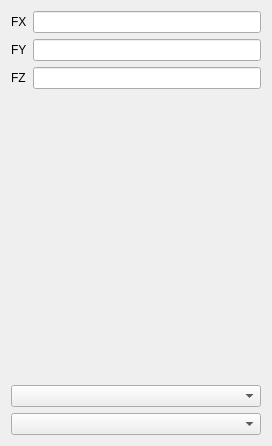
asd977/base_cae, file plugins/Base_PhysicalField/LinearForcePage.ui: the form before one commit.
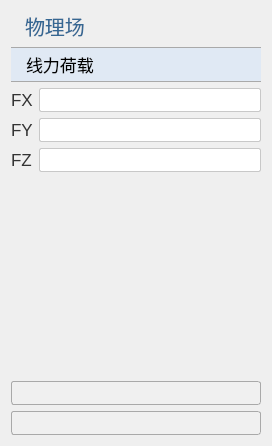
The form after the commit. Icons and pictures are not drawn.

Commit message: style: unify Base_PhysicalField ui page headers and spacing

```diff
--- a/plugins/Base_PhysicalField/LinearForcePage.ui
+++ b/plugins/Base_PhysicalField/LinearForcePage.ui
@@ -13,8 +13,127 @@
   <property name="windowTitle">
    <string>Form</string>
   </property>
+  <property name="styleSheet">
+   <string notr="true">QWidget{
+font-family: &quot;Microsoft YaHei&quot;, &quot;微软雅黑&quot;;
+}
+QPushButton#pushButton {
+    background-color: rgb(224, 233, 244);
+    border-width: 1px;
+    border-color: rgb(121, 121, 121);
+    border-style: solid;
+    height: 33px;
+    border-top: 1px solid rgb(169, 169, 169); /* 上边框为灰色 */
+    border-bottom: 1px solid rgb(169, 169, 169); /* 下边框为灰色 */
+    border-left: none; /* 移除左边框 */
+    border-right: none;
+    text-align: left;
+	padding-left: 15px;
+	font-size: 17px;
+	border-style: solid;
+}
+QLabel {
+    font-family: &quot;Microsoft YaHei&quot;, &quot;微软雅黑&quot;;
+    font-size: 17px;
+    text-align: left;
+    color: rgb(51, 51, 51);
+    white-space: nowrap;
+    line-height: 50px;
+    position: absolute;
+    top: 0px;
+    left: 0px;
+}
+QLabel#pageNameLabel {
+    font-size: 20px;
+    font-family: &quot;Microsoft YaHei&quot;, 微软雅黑;
+    text-align: left;
+	padding-left:9px;
+    color: rgb(53, 103, 147);
+}
+QLineEdit {
+    border: 1px solid rgb(200, 200, 200); /* 设置边框为淡灰色 */
+    border-radius: 2px; /* 设置圆角半径为 5 像素 */
+	font-size: 17px;
+}
+QLineEdit:focus {
+    border-color: rgb(100, 100, 255); /* 设置焦点时的边框颜色为蓝色 */
+    outline: none; /* 去掉默认的焦点边框 */
+}
+QComboBox {
+    font-family: &quot;Microsoft YaHei&quot;, 微软雅黑;
+    font-size: 17px;
+    text-align: left;
+    color: rgb(51, 51, 51);
+    padding-left:6px;
+    background: rgb(240, 240, 240);
+    border: 1px solid rgb(169, 169, 169);
+    border-radius: 3px; /* 设置边框的圆角半径为5像素 */
+}
+QComboBox::drop-down {
+    background: rgb(240, 240, 240);
+}
+QComboBox::down-arrow {
+    image: url(:/resources/down_arrow.png); /* 替换下拉箭头图标 */
+}
+/*QCombobox右侧按钮*/
+QComboBox::drop-down {
+    subcontrol-origin: padding;
+    subcontrol-position: top right;/*放于右方顶部*/
+    border-top-right-radius: 3px;/*设置边框圆角*/
+    border-bottom-right-radius: 3px;
+}
+QLineEdit {
+    border: 1px solid rgb(200, 200, 200); /* 设置边框为淡灰色 */
+    border-radius: 2px; /* 设置圆角半径为 5 像素 */
+	font-size: 17px;
+}
+QLineEdit:focus {
+    border-color: rgb(100, 100, 255); /* 设置焦点时的边框颜色为蓝色 */
+    outline: none; /* 去掉默认的焦点边框 */
+}
+
+QRadioButton {
+    font-size: 17px; /* 设置字体大小为 14 像素 */
+}
+
+QCheckBox {
+    font-size: 17px; /* 设置字体大小为 14 像素 */
+}
+
+QGroupBox{
+    font-size: 17px; /* 设置字体大小为 14 像素 */   
+}
+
+</string>
+  </property>
   <layout class="QGridLayout" name="gridLayout">
-   <item row="3" column="1">
+   <item row="0" column="0" colspan="2">
+    <widget class="QLabel" name="pageNameLabel">
+     <property name="sizePolicy">
+      <sizepolicy hsizetype="Preferred" vsizetype="Fixed">
+       <horstretch>0</horstretch>
+       <verstretch>0</verstretch>
+      </sizepolicy>
+     </property>
+     <property name="text">
+      <string>物理场</string>
+     </property>
+    </widget>
+   </item>
+   <item row="1" column="0" colspan="2">
+    <widget class="QPushButton" name="pushButton">
+     <property name="sizePolicy">
+      <sizepolicy hsizetype="Ignored" vsizetype="Fixed">
+       <horstretch>0</horstretch>
+       <verstretch>0</verstretch>
+      </sizepolicy>
+     </property>
+     <property name="text">
+      <string>线力荷载</string>
+     </property>
+    </widget>
+   </item>
+   <item row="5" column="1">
     <spacer name="verticalSpacer">
      <property name="orientation">
       <enum>Qt::Orientation::Vertical</enum>
@@ -27,40 +146,40 @@
      </property>
     </spacer>
    </item>
-   <item row="2" column="1">
+   <item row="4" column="1">
     <widget class="QLineEdit" name="lineEditZ"/>
    </item>
-   <item row="0" column="1">
+   <item row="2" column="1">
     <widget class="QLineEdit" name="lineEditX"/>
    </item>
-   <item row="1" column="1">
+   <item row="3" column="1">
     <widget class="QLineEdit" name="lineEditY"/>
    </item>
-   <item row="0" column="0">
+   <item row="2" column="0">
     <widget class="QLabel" name="label">
      <property name="text">
       <string>FX</string>
      </property>
     </widget>
    </item>
-   <item row="1" column="0">
+   <item row="3" column="0">
     <widget class="QLabel" name="label_2">
      <property name="text">
       <string>FY</string>
      </property>
     </widget>
    </item>
-   <item row="2" column="0">
+   <item row="4" column="0">
     <widget class="QLabel" name="label_3">
      <property name="text">
       <string>FZ</string>
      </property>
     </widget>
    </item>
-   <item row="4" column="0" colspan="2">
+   <item row="6" column="0" colspan="2">
     <widget class="QComboBox" name="comboBoxDim"/>
    </item>
-   <item row="5" column="0" colspan="2">
+   <item row="7" column="0" colspan="2">
     <widget class="QComboBox" name="comboBoxGroup"/>
    </item>
   </layout>
```
The commit also changes 10 other files.
